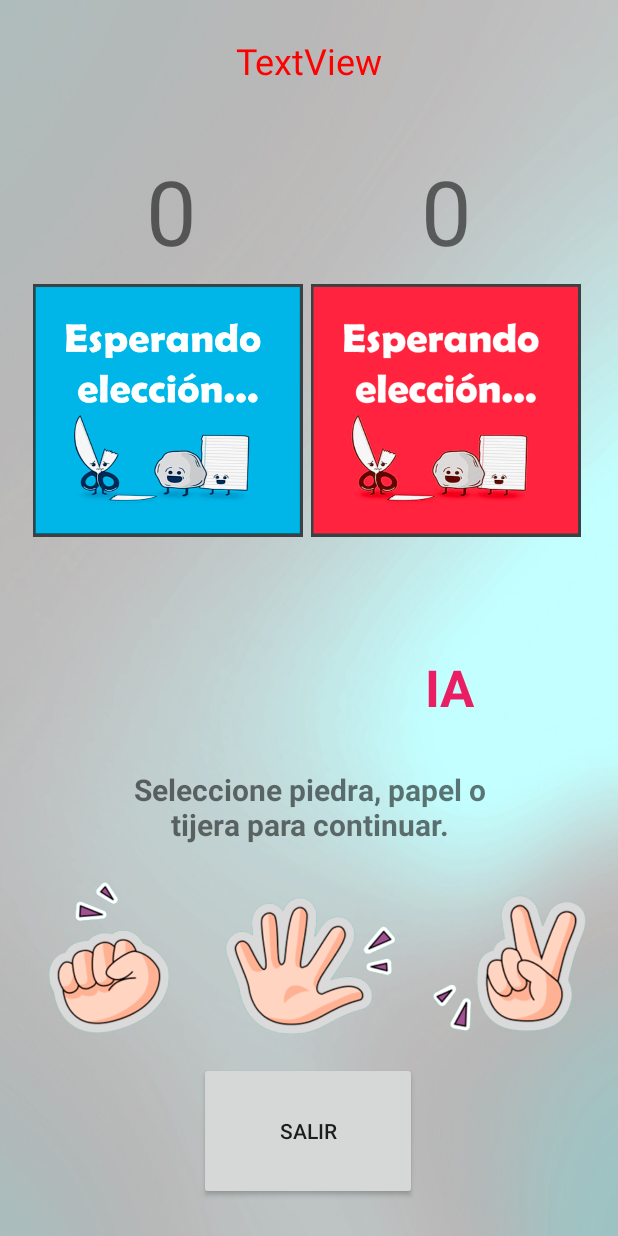
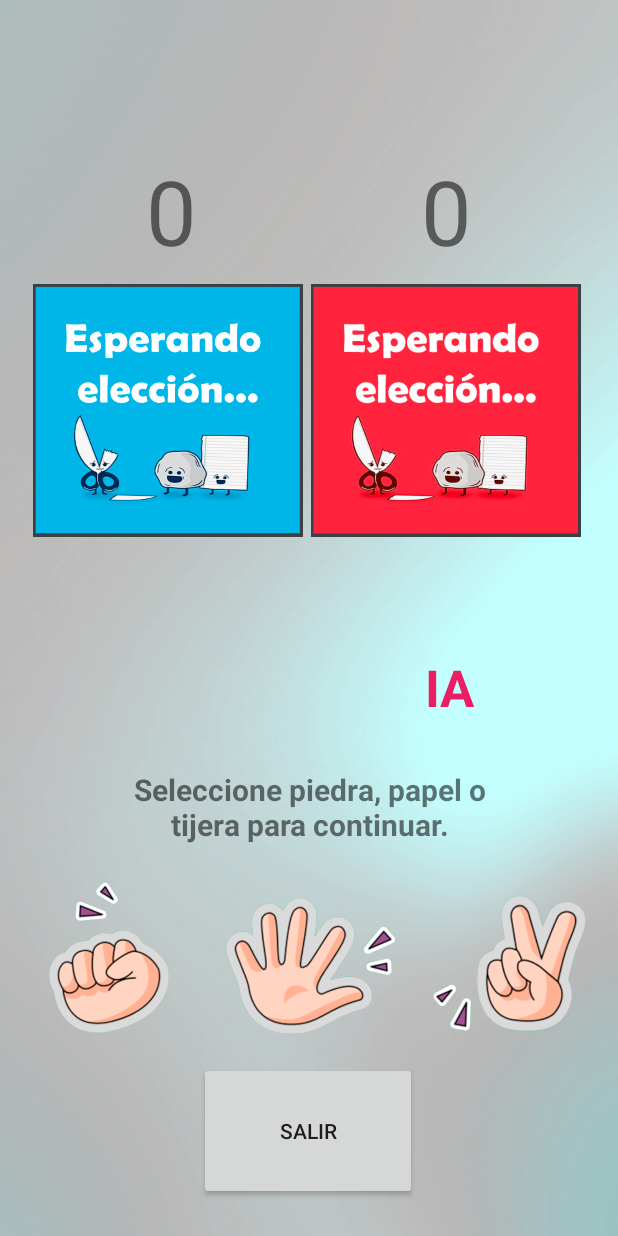
Before and after one commit to ulvercalleja/PMDM, an Android app: the u2a6PiedraPapelTijeraPartida screen opened directly, with no data from a screen before it, on a phone screen of 412 x 824 dp. Run offline under Robolectric (Android 15) with nearby library versions, the phone set to English and light mode, and no system bars.

Commit message:
Piedra papel o tijera arreglado

```diff
--- a/app/src/main/res/layout/u2a6_piedra_papel_tijera_partida.xml
+++ b/app/src/main/res/layout/u2a6_piedra_papel_tijera_partida.xml
@@ -156,11 +156,20 @@
         android:layout_width="wrap_content"
         android:layout_height="wrap_content"
         android:layout_marginTop="24dp"
-        android:text="TextView"
         android:textColor="#FF0000"
         android:textSize="24sp"
         app:layout_constraintEnd_toEndOf="parent"
         app:layout_constraintStart_toStartOf="parent"
         app:layout_constraintTop_toTopOf="parent" />
 
+    <Button
+        android:id="@+id/u2a6btReiniciar"
+        android:layout_width="143dp"
+        android:layout_height="93dp"
+        android:layout_marginBottom="16dp"
+        android:text="Reiniciar"
+        app:layout_constraintBottom_toBottomOf="parent"
+        app:layout_constraintEnd_toEndOf="parent"
+        app:layout_constraintStart_toStartOf="parent" />
+
 </androidx.constraintlayout.widget.ConstraintLayout>
```
Also changed, not shown: app/src/main/java/pmdm/u2/u2a6PiedraPapelTijeraPartida.java (+65 -13 lines), 1 other file.
